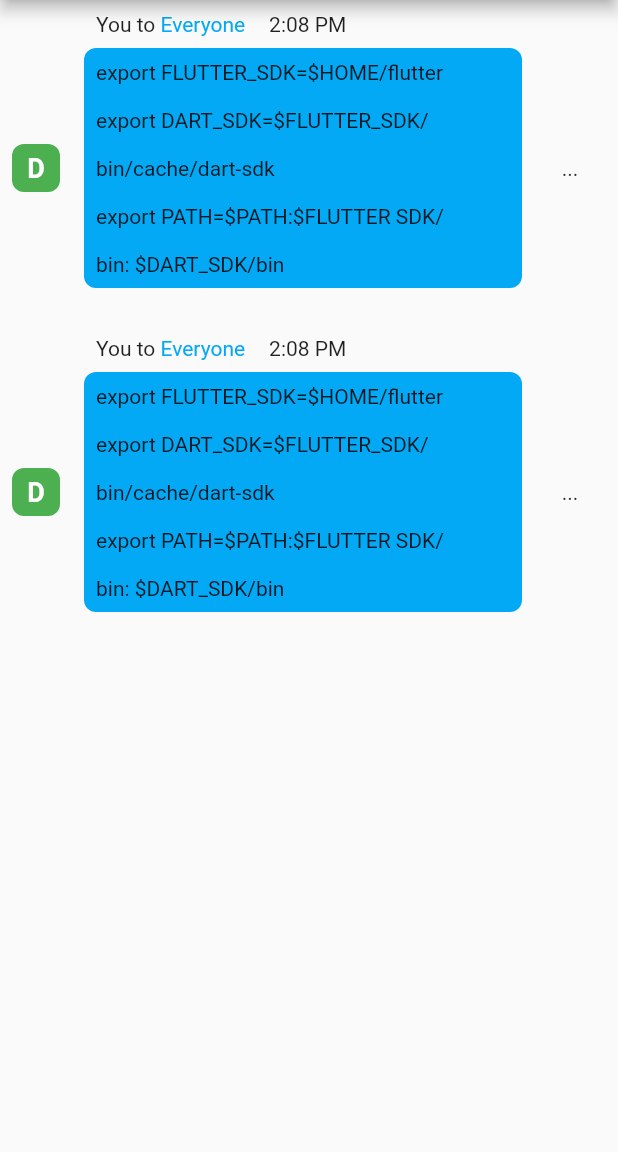
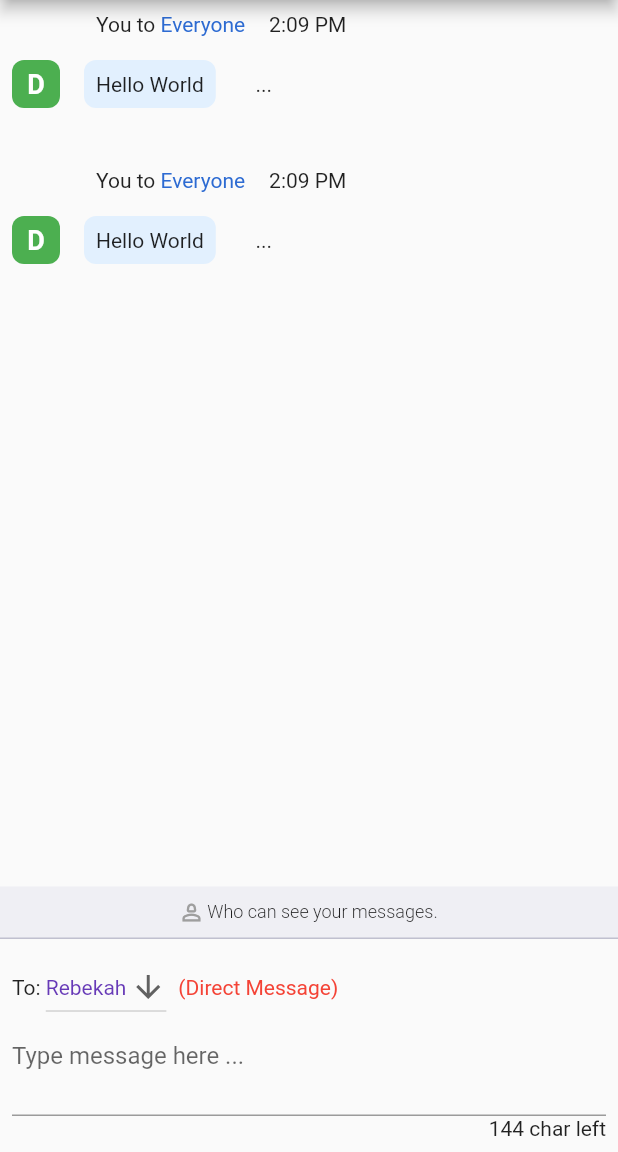
Before and after one commit to campcoxconsultants/sooner_layout_class, a Flutter app: the screen it shows after launch, on a phone screen of 412 x 824 dp, the part 84-1236 px from its top. Run offline on Flutter 3.47's test engine with Material 2 defaults, Android fonts, the phone set to English and light mode, and no system bars.

Commit message:
Class 2 stopping point

```diff
--- /dev/null
+++ b/lib/chat.dart
@@ -0,0 +1,16 @@
+class Chat {
+  const Chat({
+    required this.fromName,
+    required this.toName,
+    required this.time,
+    required this.text,
+  });
+
+  final String fromName;
+
+  final String toName;
+
+  final String time;
+
+  final String text;
+}
--- /dev/null
+++ b/lib/chat_entry.dart
@@ -0,0 +1,114 @@
+import 'package:flutter/material.dart';
+
+class ChatEntry extends StatefulWidget {
+  const ChatEntry({
+    super.key,
+    required this.names,
+  });
+
+  final List<String> names;
+
+  @override
+  State<ChatEntry> createState() => _ChatEntryState();
+}
+
+class _ChatEntryState extends State<ChatEntry> {
+  static const _maxCharacters = 144;
+
+  late String _selectedName;
+  late List<String> _names;
+  late final TextEditingController _controller;
+
+  @override
+  void initState() {
+    super.initState();
+
+    _selectedName = widget.names.first;
+    _names = ['Everyone', ...widget.names];
+
+    _controller = TextEditingController()..addListener(_onTextChanged);
+  }
+
+  @override
+  void dispose() {
+    _controller.removeListener(_onTextChanged);
+    _controller.dispose();
+
+    super.dispose();
+  }
+
+  int get _charactersRemaining => _maxCharacters - _controller.text.length;
+
+  _onTextChanged() {
+    final text = _controller.text;
+
+    if (text.contains(RegExp('shit'))) {
+      _controller.text = text.replaceAll('shit', '****');
+    }
+    setState(() {});
+  }
+
+  @override
+  Widget build(BuildContext context) {
+    return Column(
+      crossAxisAlignment: CrossAxisAlignment.start,
+      children: [_toSelection, _textEntry, _iconRow],
+    );
+  }
+
+  Widget get _toSelection {
+    return Row(
+      children: [
+        const Text('To: '),
+        DropdownButton<String>(
+          value: _selectedName,
+          icon: const Icon(Icons.arrow_downward),
+          elevation: 16,
+          style: const TextStyle(color: Colors.deepPurple),
+          // underline: Container(
+          //   height: 2,
+          //   color: Colors.deepPurpleAccent,
+          // ),
+          onChanged: (String? value) {
+            setState(() {
+              _selectedName = value!;
+            });
+          },
+          items: _names.map<DropdownMenuItem<String>>((String value) {
+            return DropdownMenuItem<String>(
+              value: value,
+              child: Text(value),
+            );
+          }).toList(),
+        ),
+        const SizedBox(width: 8),
+        if (_selectedName != _names[0])
+          const Text(
+            '(Direct Message)',
+            style: TextStyle(color: Colors.red),
+          ),
+      ],
+    );
+  }
+
+  Widget get _textEntry {
+    return Column(
+      crossAxisAlignment: CrossAxisAlignment.end,
+      children: [
+        TextField(
+          decoration: const InputDecoration(
+            hintText: 'Type message here ...',
+          ),
+          minLines: 2,
+          maxLines: 4,
+          controller: _controller,
+        ),
+        Text('$_charactersRemaining char left')
+      ],
+    );
+  }
+
+  Widget get _iconRow {
+    return SizedBox();
+  }
+}
--- /dev/null
+++ b/lib/chat_widget.dart
@@ -0,0 +1,91 @@
+import 'package:flutter/material.dart';
+
+import 'chat.dart';
+
+class SingleChat extends StatefulWidget {
+  const SingleChat({
+    super.key,
+    required this.chat,
+  });
+
+  final Chat chat;
+
+  @override
+  State<SingleChat> createState() => _SingleChatState();
+}
+
+class _SingleChatState extends State<SingleChat> {
+  bool actionsExpanded = false;
+
+  @override
+  Widget build(BuildContext context) {
+    return Column(
+      crossAxisAlignment: CrossAxisAlignment.start,
+      children: [
+        Row(
+          children: [
+            const SizedBox(width: 56),
+            Text(widget.chat.fromName),
+            const Text(' to '),
+            Text(
+              widget.chat.toName,
+              style: const TextStyle(color: Color(0xFF2D6BD2)),
+            ),
+            const SizedBox(width: 16),
+            Text(widget.chat.time),
+          ],
+        ),
+        const SizedBox(height: 8),
+        Row(
+          mainAxisAlignment: MainAxisAlignment.start,
+          children: [
+            Container(
+              width: 32,
+              height: 32,
+              decoration: const BoxDecoration(
+                color: Colors.green,
+                borderRadius: BorderRadius.all(Radius.circular(8)),
+              ),
+              child: const Center(
+                child: Text(
+                  'D',
+                  style: TextStyle(
+                    fontSize: 18,
+                    color: Colors.white,
+                    fontWeight: FontWeight.w600,
+                  ),
+                ),
+              ),
+            ),
+            const SizedBox(width: 16),
+            Container(
+              padding: const EdgeInsets.all(8),
+              decoration: const BoxDecoration(
+                color: Color(0xFFE2F0FE),
+                borderRadius: BorderRadius.all(Radius.circular(8)),
+              ),
+              child: Text(widget.chat.text),
+            ),
+            const SizedBox(width: 8),
+            if (actionsExpanded)
+              Column(children: const [
+                Text('Copy'),
+                Text('Quote'),
+                Text('Button'),
+              ])
+            else
+              IconButton(
+                onPressed: () {
+                  print('pressed actions');
+                  setState(() {
+                    actionsExpanded = !actionsExpanded;
+                  });
+                },
+                icon: const Text('...'),
+              ),
+          ],
+        ),
+      ],
+    );
+  }
+}
--- a/lib/main.dart
+++ b/lib/main.dart
@@ -1,4 +1,8 @@
 import 'package:flutter/material.dart';
+import 'package:layout/chat_entry.dart';
+
+import 'chat.dart';
+import 'chat_widget.dart';
 
 void main() {
   runApp(const MyApp());
@@ -74,6 +78,10 @@ class _MyHomePageState extends State<MyHomePage> {
 
   double _spacing = 32;
 
+  bool _isRecording = false;
+
+  String get _recordingString => _isRecording ? 'Recording On' : '';
+
   @override
   Widget build(BuildContext context) {
     return Scaffold(
@@ -90,111 +98,69 @@ class _MyHomePageState extends State<MyHomePage> {
           )
         ],
       ),
-      body: SingleChildScrollView(
+      body: Column(
+        crossAxisAlignment: CrossAxisAlignment.stretch,
+        children: [
+          Expanded(
+            child: SingleChildScrollView(
               child: Padding(
                 padding: const EdgeInsets.all(8.0),
                 child: Column(
                   children: const [
-              SingleChat(),
+                    SingleChat(
+                      chat: Chat(
+                        fromName: 'You',
+                        toName: 'Everyone',
+                        time: '2:09 PM',
+                        text: 'Hello World',
+                      ),
+                    ),
                     SizedBox(height: 32),
-              SingleChat(),
+                    SingleChat(
+                      chat: Chat(
+                        fromName: 'You',
+                        toName: 'Everyone',
+                        time: '2:09 PM',
+                        text: 'Hello World',
+                      ),
+                    ),
                   ],
                 ),
               ),
             ),
+          ),
+          Container(
+            alignment: Alignment.center,
+            padding: const EdgeInsets.symmetric(vertical: 8.0),
+            decoration: const BoxDecoration(
+              color: Color(0xFFEFEFF4),
+              border: Border(
+                bottom: BorderSide(color: Color(0xFFC0C0CF)),
+              ),
+            ),
+            child: Row(
+              mainAxisSize: MainAxisSize.min,
+              crossAxisAlignment: CrossAxisAlignment.center,
+              children: [
+                const Icon(
+                  Icons.person_2_outlined,
+                  size: 18,
+                  color: Colors.grey,
+                ),
+                Text(
+                  'Who can see your messages. $_recordingString',
+                  textAlign: TextAlign.center,
+                  style: const TextStyle(fontSize: 12, fontWeight: FontWeight.w300),
+                ),
+              ],
+            ),
+          ),
+          const Padding(
+            padding: EdgeInsets.all(8.0),
+            child: ChatEntry(names: ['Rebekah']),
+          ),
+        ],
+      ),
     );
   }
 }
-
-class SingleChat extends StatefulWidget {
-  const SingleChat({Key? key}) : super(key: key);
-
-  @override
-  State<SingleChat> createState() => _SingleChatState();
-}
-
-class _SingleChatState extends State<SingleChat> {
-  bool actionsExpanded = false;
-
-  final String fromName = 'You';
-
-  final String toName = 'Everyone';
-
-  final String time = '2:08 PM';
-
-  final String text = 'export FLUTTER_SDK=\$HOME/flutter\n\nexport DART_SDK=\$FLUTTER_SDK/\n\n'
-      'bin/cache/dart-sdk\n\nexport PATH=\$PATH:\$FLUTTER SDK/\n\nbin: \$DART_SDK/bin';
-
-  @override
-  Widget build(BuildContext context) {
-    return Column(
-      crossAxisAlignment: CrossAxisAlignment.start,
-      children: [
-        Row(
-          children: [
-            const SizedBox(width: 56),
-            Text(fromName),
-            const Text(' to '),
-            Text(
-              toName,
-              style: const TextStyle(color: Colors.lightBlue),
-            ),
-            const SizedBox(width: 16),
-            Text(time),
-          ],
-        ),
-        const SizedBox(height: 8),
-        Row(
-          children: [
-            Container(
-              width: 32,
-              height: 32,
-              decoration: const BoxDecoration(
-                color: Colors.green,
-                borderRadius: BorderRadius.all(Radius.circular(8)),
-              ),
-              child: const Center(
-                child: Text(
-                  'D',
-                  style: TextStyle(
-                    fontSize: 18,
-                    color: Colors.white,
-                    fontWeight: FontWeight.w600,
-                  ),
-                ),
-              ),
-            ),
-            const SizedBox(width: 16),
-            Expanded(
-              child: Container(
-                padding: const EdgeInsets.all(8),
-                decoration: const BoxDecoration(
-                  color: Colors.lightBlue,
-                  borderRadius: BorderRadius.all(Radius.circular(8)),
-                ),
-                child: Text(text),
-              ),
-            ),
-            const SizedBox(width: 8),
-            if (actionsExpanded)
-              Column(children: const [
-                Text('Copy'),
-                Text('Quote'),
-                Text('Button'),
-              ])
-            else
-              IconButton(
-                onPressed: () {
-                  print('pressed actions');
-                  setState(() {
-                    actionsExpanded = !actionsExpanded;
-                  });
-                },
-                icon: const Text('...'),
-              ),
-          ],
-        ),
-      ],
-    );
-  }
-}
```
Also changed, not shown: pubspec.lock. Lines whose indentation alone changed are shown as unchanged.
